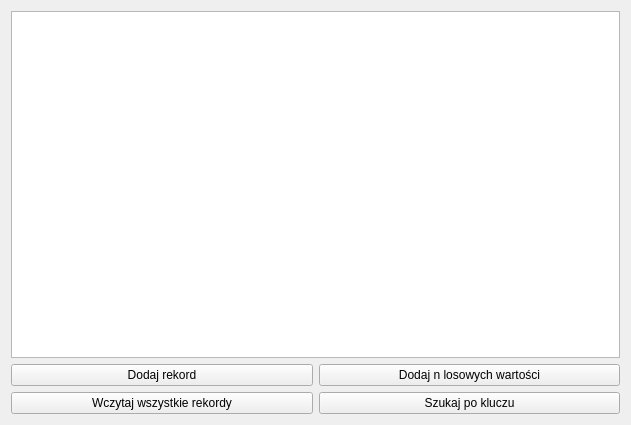
rafalmiel/marysia, file src/ui/TableViewWidget.ui: the form before one commit.
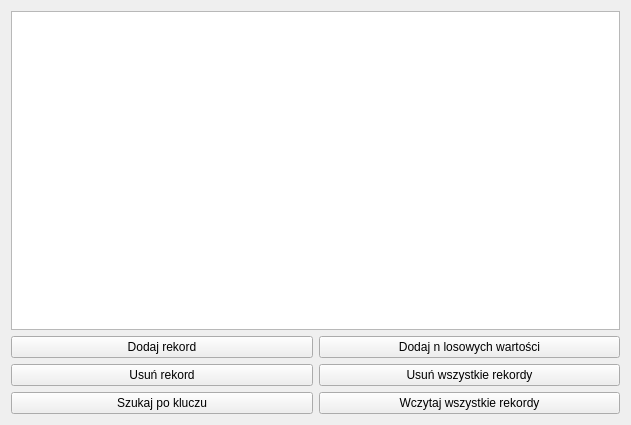
The form after the commit.

Commit message: Added functionallity to delete row by key and to delete all rows from table

```diff
--- a/src/ui/TableViewWidget.ui
+++ b/src/ui/TableViewWidget.ui
@@ -21,6 +21,27 @@
      </property>
     </widget>
    </item>
+   <item row="4" column="0">
+    <widget class="QPushButton" name="btnSearchByKey">
+     <property name="text">
+      <string>Szukaj po kluczu</string>
+     </property>
+    </widget>
+   </item>
+   <item row="4" column="1">
+    <widget class="QPushButton" name="btnLoadAll">
+     <property name="text">
+      <string>Wczytaj wszystkie rekordy</string>
+     </property>
+    </widget>
+   </item>
+   <item row="2" column="0">
+    <widget class="QPushButton" name="btnAddRow">
+     <property name="text">
+      <string>Dodaj rekord</string>
+     </property>
+    </widget>
+   </item>
    <item row="0" column="0" colspan="2">
     <widget class="QTableView" name="tableView">
      <attribute name="horizontalHeaderStretchLastSection">
@@ -31,24 +52,17 @@
      </attribute>
     </widget>
    </item>
-   <item row="2" column="0">
-    <widget class="QPushButton" name="btnAddRow">
-     <property name="text">
-      <string>Dodaj rekord</string>
-     </property>
-    </widget>
-   </item>
-   <item row="3" column="1">
-    <widget class="QPushButton" name="btnSearchByKey">
-     <property name="text">
-      <string>Szukaj po kluczu</string>
-     </property>
-    </widget>
-   </item>
    <item row="3" column="0">
-    <widget class="QPushButton" name="btnLoadAll">
+    <widget class="QPushButton" name="btnDelete">
      <property name="text">
-      <string>Wczytaj wszystkie rekordy</string>
+      <string>Usuń rekord</string>
+     </property>
+    </widget>
+   </item>
+   <item row="3" column="1">
+    <widget class="QPushButton" name="btnDeleteAll">
+     <property name="text">
+      <string>Usuń wszystkie rekordy</string>
      </property>
     </widget>
    </item>
```
The commit also changes 13 other files.
